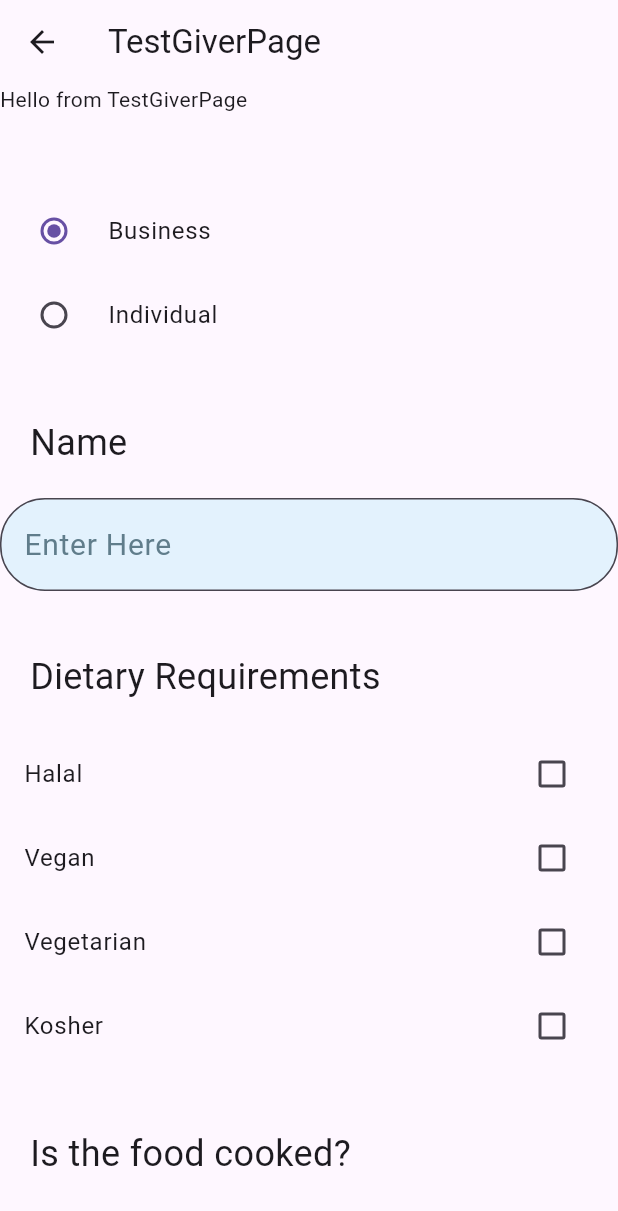
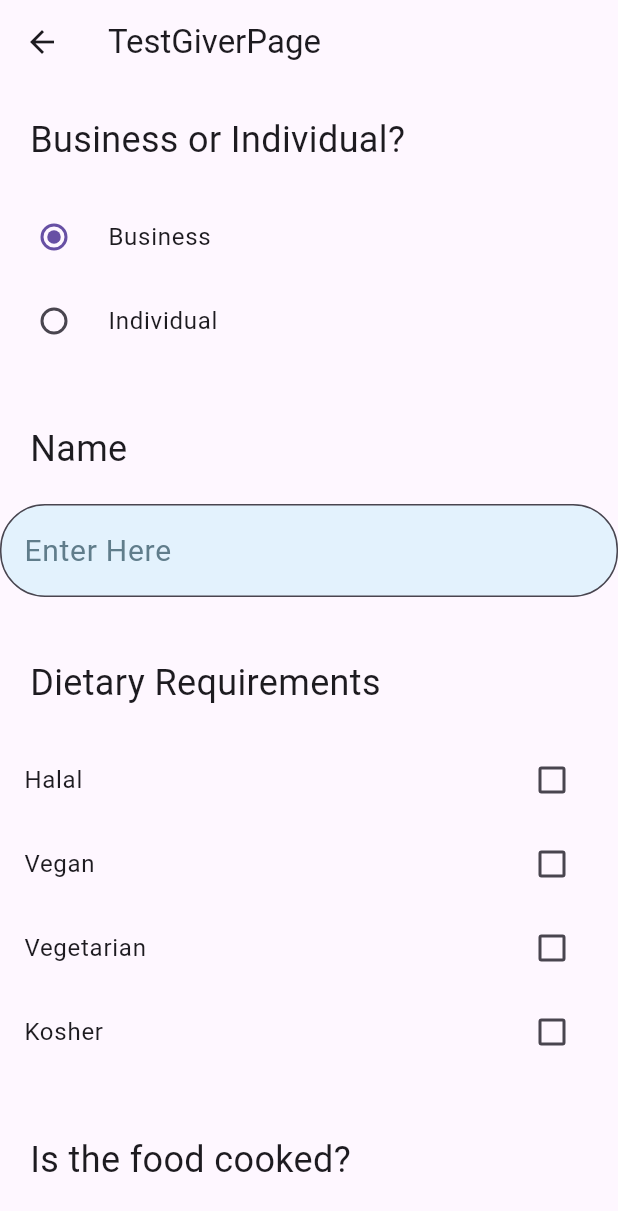
Before and after one commit to AqilHanan/YouthHack_2K24_Team14, a Flutter app: the screen it shows after launch, after a tap on "Giver", on a phone screen of 412 x 824 dp. Shown: the top 1211 px of the screen. Run offline on Flutter 3.47's test engine with Material 3 defaults, Android fonts, the phone set to English and light mode, and no system bars; our stand-ins replace cloud_firestore, firebase_core; accounts and stored records are empty.

Commit message:
version 0.645 removed debug banner in main.dart made the chooserolepage.dart look prettier slight UI changes to testgiverpage.dart

```diff
--- a/lib/Pages/chooserolepage.dart
+++ b/lib/Pages/chooserolepage.dart
@@ -4,7 +4,6 @@ import 'package:flutter/rendering.dart';
 import 'package:flutter/widgets.dart';
 
 import 'delivererpage.dart';
-import 'giverpage.dart';
 import 'takerpage.dart';
 import 'testgiverpage.dart';
 
@@ -19,7 +18,8 @@ class _ChooseRolePageState extends State<ChooseRolePage> {
   @override
   Widget build(BuildContext context) {
     return Scaffold(
-      //backgroundColor: Colors.greenAccent[200], //200 //400
+      // Background remains the same color
+      backgroundColor: Colors.greenAccent[200],
       body: SingleChildScrollView(
         child: SafeArea(
           child: Center(
@@ -33,15 +33,24 @@ class _ChooseRolePageState extends State<ChooseRolePage> {
                   width: 200,
                   child: ElevatedButton(
                     style: ElevatedButton.styleFrom(
-                      backgroundColor: Colors.greenAccent[200],
+                      backgroundColor: Colors.lightGreen[200], // Set button color to white
+                      side: BorderSide(color: Colors.amber[100]!, width: 10), // Amber outer ring
                       shadowColor: Colors.black,
-                      elevation: 6
+                      elevation: 6,
                     ),
                     onPressed: () {
-                      Navigator.push(context,
-                          MaterialPageRoute(builder: (context) => TestGiverPage()));
+                      Navigator.push(
+                          context,
+                          MaterialPageRoute(
+                              builder: (context) => TestGiverPage()));
                     },
-                    child: Text("Giver", style: TextStyle(fontSize: 24)),
+                    child: Row(
+                      children: [
+                        Text("Giver", style: TextStyle(fontSize: 24,color: Colors.black)),
+                        SizedBox(width: 50),
+                        Icon(CupertinoIcons.heart_circle,size: 35),
+                      ],
+                    ),
                   ),
                 ),
                 const SizedBox(
@@ -52,9 +61,10 @@ class _ChooseRolePageState extends State<ChooseRolePage> {
                   width: 200,
                   child: ElevatedButton(
                     style: ElevatedButton.styleFrom(
-                        backgroundColor: Colors.greenAccent[200],
-                        shadowColor: Colors.black,
-                        elevation: 6
+                      backgroundColor: Colors.lightGreen[200], // Set button color to white
+                      side: BorderSide(color: Colors.amber[100]!, width: 10), // Amber outer ring
+                      shadowColor: Colors.black,
+                      elevation: 6,
                     ),
                     onPressed: () {
                       Navigator.push(
@@ -66,7 +76,13 @@ class _ChooseRolePageState extends State<ChooseRolePage> {
                         ),
                       );
                     },
-                    child: Text("Taker", style: TextStyle(fontSize: 24)),
+                    child: Row(
+                      children: [
+                        Text("Taker", style: TextStyle(fontSize: 24,color: Colors.black)),
+                        SizedBox(width: 45),
+                        Icon(Icons.handshake_outlined,size: 35,),
+                      ],
+                    ),
                   ),
                 ),
                 const SizedBox(
@@ -77,9 +93,10 @@ class _ChooseRolePageState extends State<ChooseRolePage> {
                   width: 200,
                   child: ElevatedButton(
                     style: ElevatedButton.styleFrom(
-                        backgroundColor: Colors.greenAccent[200],
-                        shadowColor: Colors.black,
-                        elevation: 6
+                      backgroundColor: Colors.lightGreen[200], // Set button color to white
+                      side: BorderSide(color: Colors.amber[100]!, width: 10), // Amber outer ring
+                      shadowColor: Colors.black,
+                      elevation: 6,
                     ),
                     onPressed: () {
                       Navigator.push(
@@ -91,9 +108,9 @@ class _ChooseRolePageState extends State<ChooseRolePage> {
                     },
                     child: Row(
                       children: [
-                        Text("Delivery", style: TextStyle(fontSize: 24)),
-                        SizedBox(width: 8,),
-                        Icon(Icons.front_hand_outlined),
+                        Text("Delivery", style: TextStyle(fontSize: 24,color: Colors.black)),
+                        SizedBox(width: 25),
+                        Icon(Icons.motorcycle_sharp,size: 35),
                       ],
                     ),
                   ),
--- a/lib/Pages/giverpage.dart
+++ /dev/null
@@ -1,29 +0,0 @@
-import 'package:flutter/material.dart';
-
-class GiverPage extends StatefulWidget {
-  const GiverPage({super.key});
-
-  @override
-  State<GiverPage> createState() => _GiverPageState();
-}
-
-class _GiverPageState extends State<GiverPage> {
-  @override
-  Widget build(BuildContext context) {
-    return Scaffold(
-      appBar: AppBar(
-          title: const Text('GiverPage')
-      ),
-      //PLEASE FEEL FREE TO CHANGE THE BODY i put this as a placeholder
-      body: SingleChildScrollView(
-        child: Center(
-          child: Column(
-            children: [
-              Text("Hello from GiverPage")
-            ],
-          ),
-        ),
-      ),
-    );
-  }
-}
--- a/lib/Pages/testgiverpage.dart
+++ b/lib/Pages/testgiverpage.dart
@@ -103,8 +103,13 @@ class _TestGiverPageState extends State<TestGiverPage> {
           child: Column(
             crossAxisAlignment: CrossAxisAlignment.start,
             children: [
-              Text("Hello from TestGiverPage"),
-              SizedBox(height: 50),
+              const Padding(
+                padding: EdgeInsets.all(20.0),
+                child: Text(
+                  'Business or Individual?',
+                  style: TextStyle(fontSize: 24),
+                ),
+              ),
 
               // Type Business or Individual
               RadioListTile<Type>(
--- a/lib/main.dart
+++ b/lib/main.dart
@@ -15,6 +15,7 @@ class MyApp extends StatelessWidget {
   @override
   Widget build(BuildContext context) {
     return MaterialApp(
+      debugShowCheckedModeBanner: false,
       home: ChooseRolePage(),
     );
   }
```
